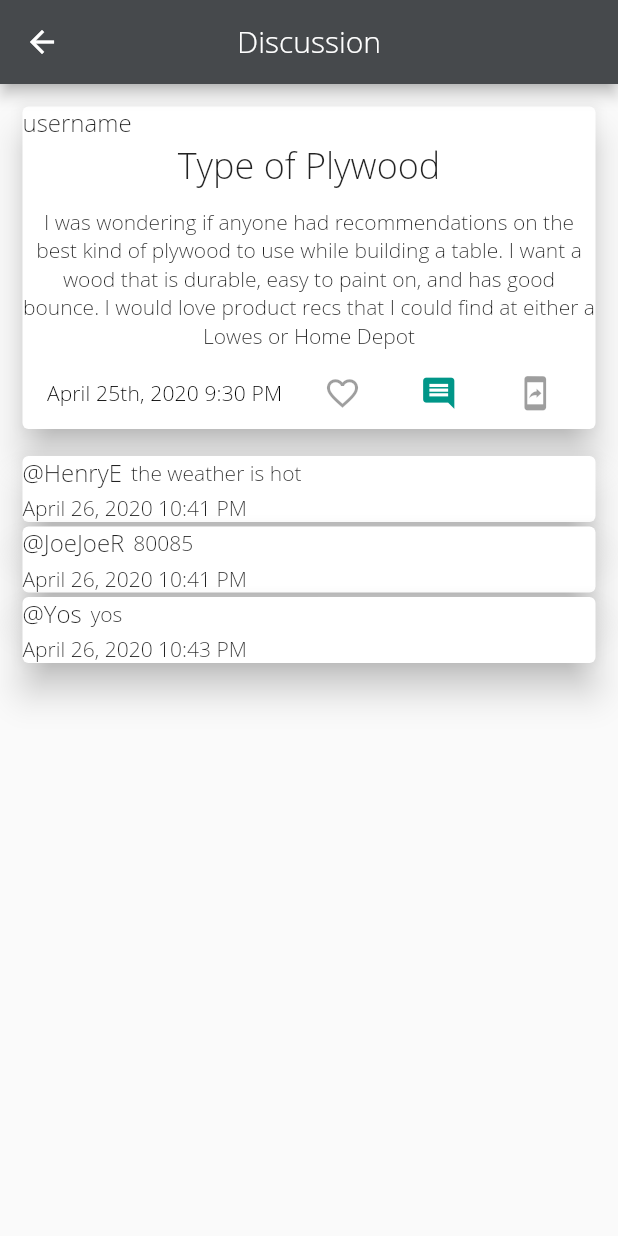
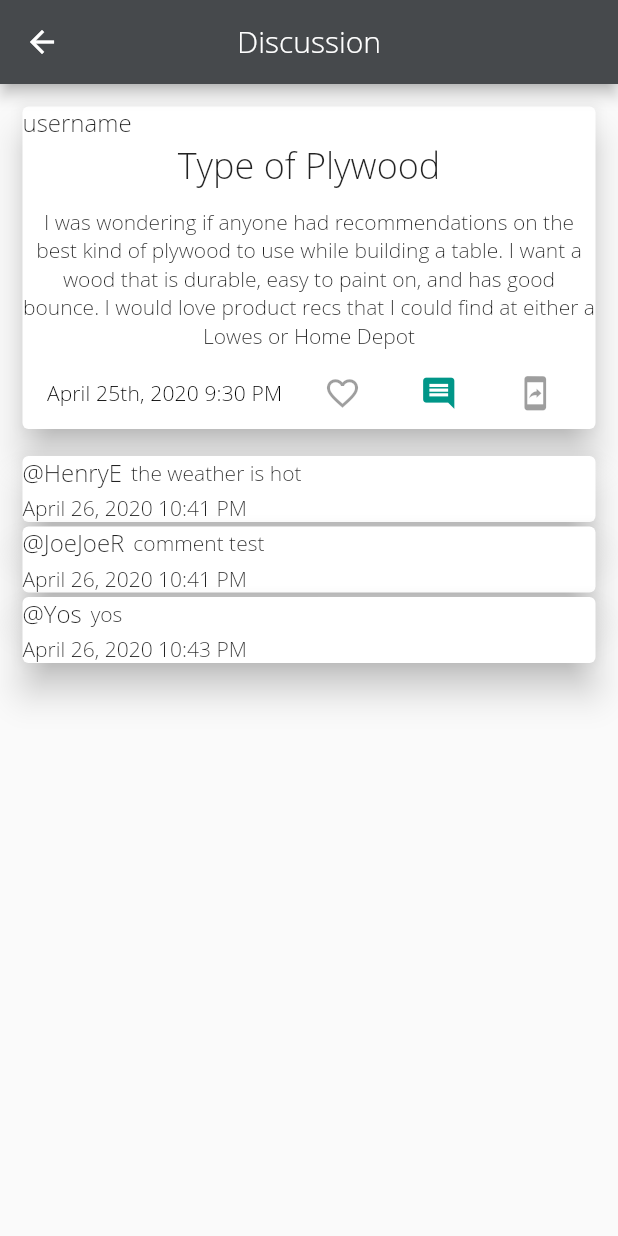
Before and after one commit to yoswagenmans/DyeIsLife, a Flutter app: the DiscussionCommentPage screen opened directly, on a phone screen of 412 x 824 dp. Run offline on Flutter 3.47's test engine with Material 2 defaults, Android fonts, the light colour scheme and no system bars; our stand-ins replace carousel_slider, dio, firebase_auth, firebase_database, firebase_storage, image_picker and 1 more; accounts and stored records are empty.

Commit message:
Update DiscussionCommentPage.dart
one more change

```diff
--- a/flutter_blog_app/lib/DiscussionCommentPage.dart
+++ b/flutter_blog_app/lib/DiscussionCommentPage.dart
@@ -26,7 +26,7 @@ class _DiscussionCommentPageState extends State<DiscussionCommentPage> {
           "I was wondering if anyone had recommendations on the best kind of plywood to use while building a table. I want a wood that is durable, easy to paint on, and has good bounce. I would love product recs that I could find at either a Lowes or Home Depot",
           "April 25th, 2020 9:30 PM"),
       commentsUI("@HenryE", "the weather is hot", "April 26, 2020 10:41 PM"),
-      commentsUI("@JoeJoeR", "80085", "April 26, 2020 10:41 PM"),
+      commentsUI("@JoeJoeR", "comment test", "April 26, 2020 10:41 PM"),
       commentsUI("@Yos", "yos", "April 26, 2020 10:43 PM"),
 
     ]);
```
